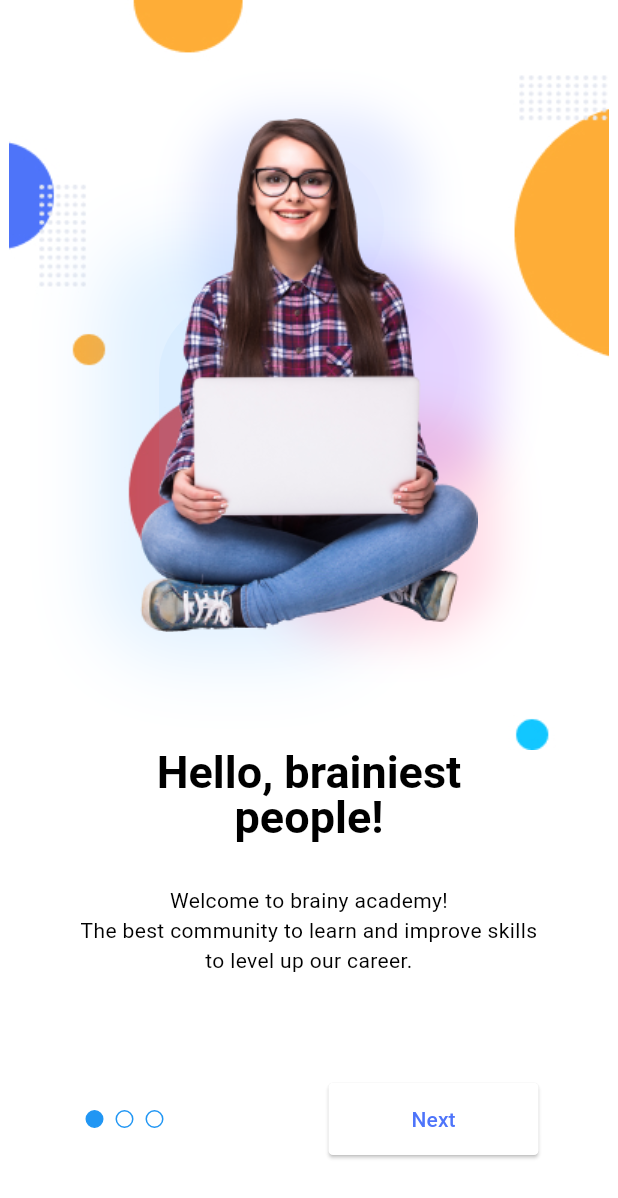
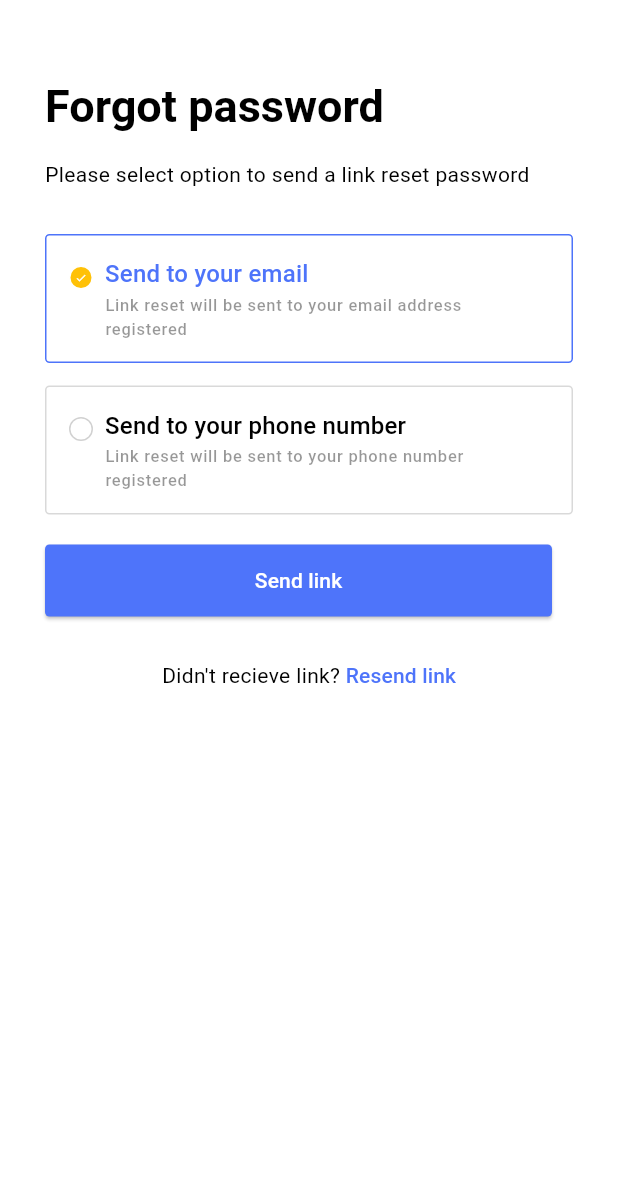
Before and after one commit to whtislouve/education_app, a Flutter app: the screen it shows after launch, on a phone screen of 412 x 824 dp. Shown: the top 1198 px of the screen. Run offline on Flutter 3.47's test engine with Material 3 defaults, Android fonts, the light colour scheme and no system bars; our stand-ins replace auto_route, device_preview, flutter_bloc, flutter_form_builder, freezed_annotation.

Commit message:
add forgot_password_page, custom_radio_list_tile widget

```diff
--- a/lib/app/routes/app_router.dart
+++ b/lib/app/routes/app_router.dart
@@ -1,15 +1,18 @@
 import 'package:auto_route/auto_route.dart';
+import 'package:travel_app/pages/forgot_password/ui/forgot_password_page.dart';
 import 'package:travel_app/pages/walkthrough/ui/walkthrough_page.dart';
 import 'package:travel_app/pages/sign_in/ui/sign_in_page.dart';
 import 'package:travel_app/pages/sign_in_with_email_page/ui/sign_in_with_email_page.dart';
+import 'package:travel_app/pages/forgot_password/ui/forgot_password_page.dart';
 part 'app_router.gr.dart';
 
 @AutoRouterConfig(replaceInRouteName: 'Page,Route')
 class AppRouter extends _$AppRouter {
   @override
   List<AutoRoute> get routes => [
-        AutoRoute(page: WalkthroughRoute.page, initial: true),
+        AutoRoute(page: WalkthroughRoute.page),
         AutoRoute(page: SignInRoute.page),
         AutoRoute(page: SignInWithEmailRoute.page),
+        AutoRoute(page: ForgotPasswordRoute.page, initial: true),
       ];
 }
--- /dev/null
+++ b/lib/pages/forgot_password/ui/forgot_password_page.dart
@@ -0,0 +1,97 @@
+import 'package:auto_route/auto_route.dart';
+import 'package:flutter/material.dart';
+import 'package:travel_app/shared/ui/common_button.dart';
+import 'package:travel_app/shared/ui/custom_radio_list_tile.dart';
+
+@RoutePage()
+class ForgotPasswordPage extends StatefulWidget {
+  const ForgotPasswordPage({super.key});
+  @override
+  State<ForgotPasswordPage> createState() => _ForgotPasswordPageState();
+}
+
+enum ForgotPasswordRadioOptions { email, phoneNumber }
+
+class _ForgotPasswordPageState extends State<ForgotPasswordPage> {
+  ForgotPasswordRadioOptions _radioListTileGroupValue =
+      ForgotPasswordRadioOptions.email;
+
+  _selectRadioListTile(ForgotPasswordRadioOptions radioListTileValue) {
+    //radio list tile count as selected or active, if value == groupValue
+    setState(() {
+      _radioListTileGroupValue = radioListTileValue;
+    });
+  }
+
+  @override
+  Widget build(BuildContext context) {
+    return Scaffold(
+      appBar: AppBar(),
+      body: Container(
+        margin: const EdgeInsets.symmetric(horizontal: 30),
+        child: Column(
+          crossAxisAlignment: CrossAxisAlignment.start,
+          children: [
+            Text(
+              "Forgot password",
+              style: Theme.of(context).textTheme.titleLarge,
+            ),
+            const SizedBox(height: 20),
+            const Text(
+              "Please select option to send a link reset password",
+            ),
+            const SizedBox(height: 30),
+            CustomRadioListTile(
+              title: "Send to your email",
+              description:
+                  "Link reset will be sent to your email address registered",
+              value: ForgotPasswordRadioOptions.email,
+              groupValue: _radioListTileGroupValue,
+              onRadioButtonPress: () =>
+                  _selectRadioListTile(ForgotPasswordRadioOptions.email),
+            ),
+            const SizedBox(
+              height: 15,
+            ),
+            CustomRadioListTile(
+              title: "Send to your phone number",
+              description:
+                  "Link reset will be sent to your phone number registered",
+              value: ForgotPasswordRadioOptions.phoneNumber,
+              groupValue: _radioListTileGroupValue,
+              onRadioButtonPress: () =>
+                  _selectRadioListTile(ForgotPasswordRadioOptions.phoneNumber),
+            ),
+            const SizedBox(height: 20),
+            CommonButton(
+              backgroundColor: Theme.of(context).colorScheme.primary,
+              foregroundColor: Theme.of(context).colorScheme.secondary,
+              actionOnPress: () {
+                if (_radioListTileGroupValue ==
+                    ForgotPasswordRadioOptions.email)
+                  print("Send email");
+                else
+                  print('Send to phone');
+              },
+              child: const Text(
+                'Send link',
+              ),
+            ),
+            const SizedBox(height: 15),
+            Row(
+              mainAxisAlignment: MainAxisAlignment.center,
+              children: [
+                Text("Didn't recieve link? "),
+                TextButton(
+                  onPressed: () {},
+                  child: Text("Resend link"),
+                  style: TextButton.styleFrom(padding: EdgeInsets.zero),
+                ),
+              ],
+            ),
+          ],
+        ),
+      ),
+    );
+  }
+}
--- a/lib/pages/sign_in/ui/sign_in_page.dart
+++ b/lib/pages/sign_in/ui/sign_in_page.dart
@@ -99,8 +99,7 @@ class _SignInPageState extends State<SignInPage> {
                   height: 40,
                 ),
                 CommonButton(
-                  buttonHeight: 48,
-                  buttonWidth: 338,
+                  actionOnPress: () {},
                   buttonIcon: Icon(
                     Icons.apple,
                     color: theme.colorScheme.onSecondary,
@@ -116,8 +115,7 @@ class _SignInPageState extends State<SignInPage> {
                   height: 15,
                 ),
                 CommonButton(
-                  buttonHeight: 48,
-                  buttonWidth: 338,
+                  actionOnPress: () {},
                   buttonIcon: Icon(
                     Icons.g_mobiledata,
                     color: theme.colorScheme.onSecondary,
@@ -133,8 +131,7 @@ class _SignInPageState extends State<SignInPage> {
                   height: 15,
                 ),
                 CommonButton(
-                  buttonHeight: 48,
-                  buttonWidth: 338,
+                  actionOnPress: () {},
                   buttonIcon: Icon(
                     Icons.facebook,
                     color: theme.colorScheme.onSecondary,
@@ -172,8 +169,6 @@ class _SignInPageState extends State<SignInPage> {
                 ),
                 CommonButton(
                   actionOnPress: _goToSignInWithEmailPage,
-                  buttonHeight: 48,
-                  buttonWidth: 338,
                   backgroundColor: theme.colorScheme.primary,
                   child: Text(
                     "Sign in with Email",
--- a/lib/pages/sign_in_with_email_page/ui/sign_in_with_email_page.dart
+++ b/lib/pages/sign_in_with_email_page/ui/sign_in_with_email_page.dart
@@ -2,6 +2,7 @@ import 'package:auto_route/auto_route.dart';
 import 'package:flutter/material.dart';
 import 'package:flutter_bloc/flutter_bloc.dart';
 import 'package:flutter_form_builder/flutter_form_builder.dart';
+import 'package:travel_app/app/routes/app_router.dart';
 import 'package:travel_app/gen/assets.gen.dart';
 import 'package:travel_app/pages/sign_in_with_email_page/features/sign_in_with_email_repository.dart';
 import 'package:travel_app/pages/sign_in_with_email_page/models/sign_in_with_email_form_keys.dart';
@@ -28,6 +29,10 @@ class _SignInWithEmailPageState extends State<SignInWithEmailPage> {
     setState(() {
       obscureTextInput = !obscureTextInput;
     });
+  }
+
+  _goToForgotPasswordPage() {
+    context.router.push(const ForgotPasswordRoute());
   }
 
   @override
@@ -80,9 +85,8 @@ class _SignInWithEmailPageState extends State<SignInWithEmailPage> {
                               height: 20,
                             ),
                             CommonButton(
+                              actionOnPress: _goToForgotPasswordPage,
                               child: Text('Forgot password?'),
-                              buttonHeight: 48,
-                              buttonWidth: 400,
                               backgroundColor:
                                   Theme.of(context).colorScheme.error,
                               foregroundColor:
@@ -93,8 +97,6 @@ class _SignInWithEmailPageState extends State<SignInWithEmailPage> {
                             ),
                             CommonButton(
                               child: Text('Sign in Now'),
-                              buttonHeight: 48,
-                              buttonWidth: 400,
                               backgroundColor:
                                   Theme.of(context).colorScheme.primary,
                               foregroundColor:
--- a/lib/shared/ui/common_button.dart
+++ b/lib/shared/ui/common_button.dart
@@ -4,16 +4,16 @@ import 'package:flutter/widgets.dart';
 class CommonButton extends StatelessWidget {
   CommonButton({
     super.key,
-    this.actionOnPress,
+    required this.actionOnPress,
     required this.child,
-    required this.buttonHeight,
-    required this.buttonWidth,
+    this.buttonHeight = 48,
+    this.buttonWidth = 338,
     this.buttonIcon,
     this.backgroundColor,
     this.foregroundColor,
     this.sideColor,
   });
-  final void Function()? actionOnPress;
+  final void Function() actionOnPress;
   final Widget child;
   final double buttonWidth;
   final double buttonHeight;
--- /dev/null
+++ b/lib/shared/ui/custom_radio_list_tile.dart
@@ -0,0 +1,123 @@
+import 'package:flutter/material.dart';
+
+class CustomRadioListTile<T> extends StatefulWidget {
+  CustomRadioListTile({
+    super.key,
+    required this.value,
+    required this.groupValue,
+    required this.onRadioButtonPress,
+    required this.title,
+    this.description = '',
+  });
+  final T value;
+  final T groupValue;
+  final void Function() onRadioButtonPress;
+  final String title;
+  final String? description;
+  @override
+  State<CustomRadioListTile> createState() => _CustomRadioListTileState();
+}
+
+class _CustomRadioListTileState extends State<CustomRadioListTile> {
+  bool get _isActiveRadioButton => widget.groupValue == widget.value;
+  // bool _isActiveRadioButton = false;
+
+  @override
+  void initState() {
+    super.initState();
+    // if(_checked) {
+
+    // }
+  }
+
+  @override
+  void dispose() {
+    super.dispose();
+  }
+
+  // _valueInGroupValue() {
+  //   setState(() {
+  //     widget.groupValue = widget.value;
+  //   });
+  //   print("value");
+  //   print(widget.value);
+  //   print("groupvalue");
+  //   print(widget.groupValue);
+  // }
+
+  // _onRadioButtonPress() {
+  //   if (!_checked) {
+  //     _valueInGroupValue();
+  //   }
+  //   setState(() {
+  //     _isActiveRadioButton = !_isActiveRadioButton;
+  //   });
+
+  //   // setState(() {
+  //   //   widget.value == widget.groupValue
+  //   //       ? _isActiveRadioButton = true
+  //   //       : !_isActiveRadioButton;
+  //   // });
+  // }
+
+  @override
+  Widget build(BuildContext context) {
+    return OutlinedButton.icon(
+      onPressed: widget.onRadioButtonPress,
+      label: Padding(
+        padding: const EdgeInsets.symmetric(vertical: 15),
+        child: Column(
+          mainAxisAlignment: MainAxisAlignment.spaceEvenly,
+          crossAxisAlignment: CrossAxisAlignment.start,
+          children: [
+            Text(
+              widget.title,
+              style: _isActiveRadioButton
+                  ? Theme.of(context)
+                      .textTheme
+                      .titleMedium!
+                      .copyWith(color: Theme.of(context).colorScheme.primary)
+                  : Theme.of(context).textTheme.titleMedium,
+            ),
+            widget.description!.isEmpty
+                ? const SizedBox()
+                : Text(
+                    widget.description.toString(),
+                    style: Theme.of(context).textTheme.labelSmall!.copyWith(
+                          color: const Color.fromARGB(104, 0, 0, 0),
+                        ),
+                  ),
+          ],
+        ),
+      ),
+      icon: Container(
+        width: 16,
+        height: 16,
+        margin: EdgeInsets.only(bottom: 28),
+        child: Icon(
+          Icons.check,
+          size: 8,
+          color: Colors.white,
+        ),
+        decoration: BoxDecoration(
+            borderRadius: BorderRadius.circular(15),
+            color: _isActiveRadioButton ? Colors.amber : Colors.white,
+            border: _isActiveRadioButton
+                ? Border.all(color: Colors.white)
+                : Border.all(color: const Color.fromARGB(46, 0, 0, 0))),
+      ),
+      style: ButtonStyle(
+          shape: WidgetStateProperty.all(
+            RoundedRectangleBorder(
+              borderRadius: BorderRadius.circular(3),
+            ),
+          ),
+          side: WidgetStateProperty.all(
+            BorderSide(
+                color: _isActiveRadioButton
+                    ? Theme.of(context).colorScheme.primary
+                    : const Color.fromARGB(38, 0, 0, 0)),
+          )),
+    );
+  }
+}
```
Also changed, not shown: lib/app/routes/app_router.gr.dart, 2 other files.
